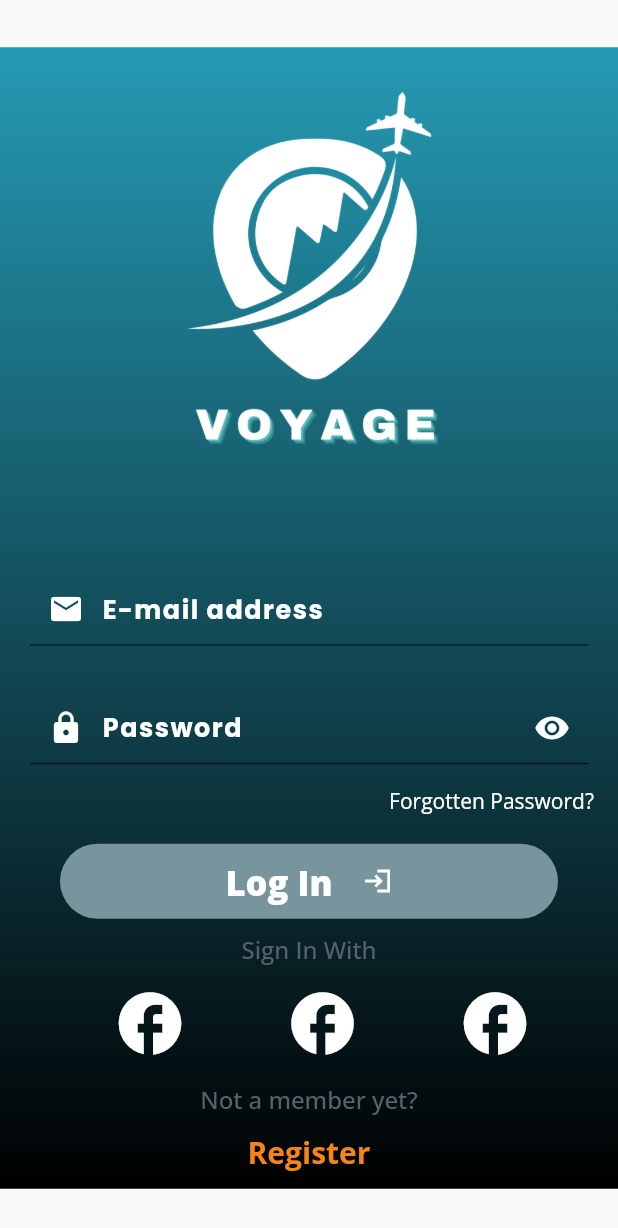
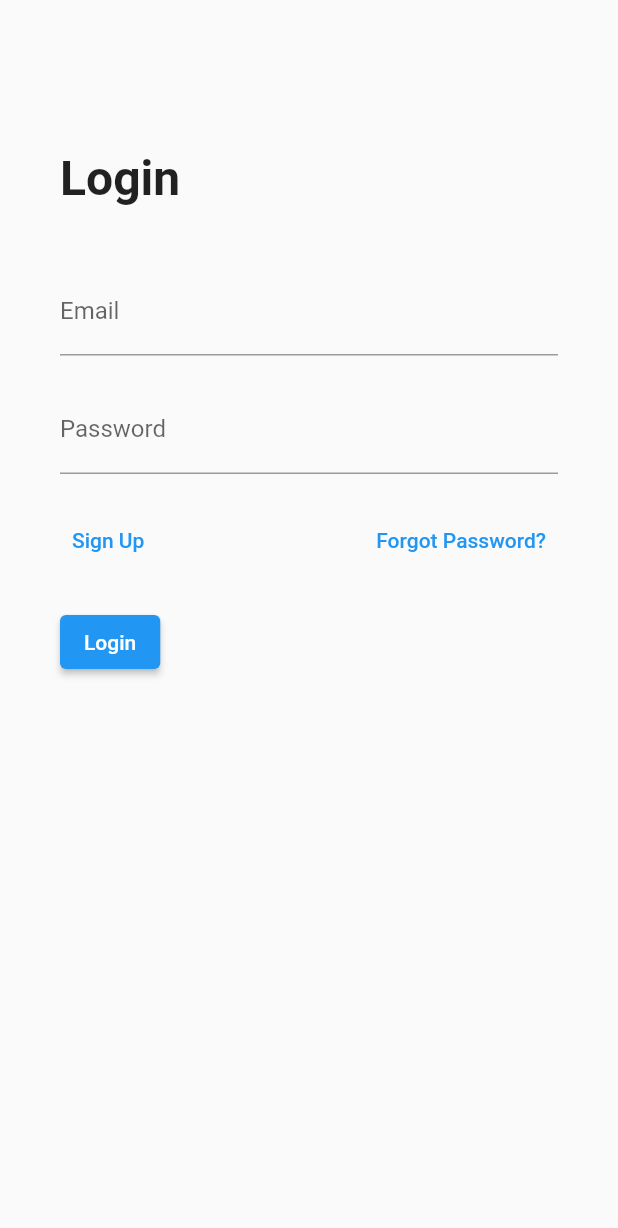
Before and after one commit to onurural/voyage, a Flutter app: the screen it shows after launch, on a phone screen of 412 x 824 dp. Shown: the top 1228 px of the screen. Run offline on Flutter 3.47's test engine with Material 2 defaults, Android fonts, the phone set to English and light mode, and no system bars; our stand-ins replace animated_text_kit, carousel_slider, email_validator, equatable, file_picker, firebase_analytics and 11 more; missing offline and left inert: document_scanner_flutter, flutter_animator, flutter_pdfview, pdf_render; accounts and stored records are empty.

Commit message:
adding new auth screens

```diff
--- a/lib/main.dart
+++ b/lib/main.dart
@@ -1,5 +1,6 @@
 import 'package:firebase_core/firebase_core.dart';
 import 'package:flutter/material.dart';
+import 'package:voyage/views/auth.dart';
 import 'package:voyage/views/log-in.view.dart';
 //import 'package:voyage/views/main-connector.dart';
 
@@ -26,7 +27,7 @@ class _MyAppState extends State<MyApp> {
   @override
   Widget build(BuildContext context) {
     return const MaterialApp(
-      home: LogInScreen()
+      home: AuthScreen()
       );
 
   }
--- /dev/null
+++ b/lib/ui-components/auth-components/log-in-widget.dart
@@ -0,0 +1,101 @@
+import 'package:flutter/material.dart';
+import 'package:email_validator/email_validator.dart';
+
+
+class LoginWidget extends StatefulWidget {
+  final Function(double) onNavigate;
+
+  LoginWidget(this.onNavigate);
+
+  @override
+  _LoginWidgetState createState() => _LoginWidgetState();
+}
+
+class _LoginWidgetState extends State<LoginWidget> {
+  final _formKey = GlobalKey<FormState>();
+  String _email = '';
+  String _password = '';
+
+  void _onSignUpButtonPressed() {
+    widget.onNavigate(0);
+  }
+
+  void _onForgotPasswordButtonPressed() {
+  widget.onNavigate(2);
+  }
+
+  void _onLoginButtonPressed() {
+    if (_formKey.currentState!.validate()) {
+      // Perform login action
+    }
+  }
+
+  @override
+  Widget build(BuildContext context) {
+    return SingleChildScrollView(
+      child: Container(
+        padding: EdgeInsets.symmetric(horizontal: 40, vertical: 100),
+        child: Column(
+          crossAxisAlignment: CrossAxisAlignment.start,
+          children: [
+            Text('Login', style: TextStyle(fontSize: 32, fontWeight: FontWeight.bold)),
+            SizedBox(height: 40),
+            Form(
+              key: _formKey,
+              child: Column(
+                children: [
+                  TextFormField(
+                    keyboardType: TextInputType.emailAddress,
+                    decoration: InputDecoration(labelText: 'Email'),
+                    onChanged: (value) => _email = value.trim(),
+                    validator: (value) {
+                      if (value == null || value.isEmpty) {
+                        return 'Please enter your email';
+                      } else if (!EmailValidator.validate(value)) {
+                        return 'Please enter a valid email';
+                      }
+                      return null;
+                    },
+                  ),
+                  SizedBox(height: 20),
+                  TextFormField(
+                    obscureText: true,
+                    decoration: InputDecoration(labelText: 'Password'),
+                    onChanged: (value) => _password = value,
+                    validator: (value) {
+                      if (value == null || value.isEmpty) {
+                        return 'Please enter your password';
+                      } else if (value.length < 6) {
+                        return 'Password must be at least 6 characters';
+                      }
+                      return null;
+                    },
+                  ),
+                ],
+              ),
+            ),
+            SizedBox(height: 20),
+            Row(
+              mainAxisAlignment: MainAxisAlignment.spaceBetween,
+              children: [
+                TextButton(
+                  onPressed: _onSignUpButtonPressed,
+                  child: Text('Sign Up'),
+                ),
+                TextButton(
+                  onPressed: _onForgotPasswordButtonPressed,
+                  child: Text('Forgot Password?'),
+                ),
+              ],
+            ),
+            SizedBox(height: 20),
+            ElevatedButton(
+              onPressed: _onLoginButtonPressed,
+              child: Text('Login'),
+            ),
+          ],
+        ),
+      ),
+    );
+  }
+}
--- /dev/null
+++ b/lib/views/auth.dart
@@ -0,0 +1,60 @@
+import 'package:flutter/cupertino.dart';
+import 'package:flutter/material.dart';
+import 'package:provider/provider.dart';
+
+import '../ui-components/auth-components/forget-password-widget.dart';
+import '../ui-components/auth-components/log-in-widget.dart';
+import '../ui-components/auth-components/sign-up-widget.dart';
+
+
+
+
+class AuthScreen extends StatefulWidget {
+  const AuthScreen({Key? key}) : super(key: key);
+
+  @override
+  State<AuthScreen> createState() => _AuthScreenState();
+}
+
+class _AuthScreenState extends State<AuthScreen> with TickerProviderStateMixin {
+  late PageController _pageController;
+
+  @override
+  void initState() {
+    super.initState();
+    _pageController = PageController(initialPage: 1);
+  }
+
+  @override
+  void dispose() {
+    _pageController.dispose();
+    super.dispose();
+  }
+
+  void _navigateTo(int pageIndex) {
+    _pageController.animateToPage(
+      pageIndex,
+      duration: Duration(milliseconds: 300),
+      curve: Curves.easeInOut,
+    );
+  }
+
+  @override
+  Widget build(BuildContext context) {
+    return Scaffold(
+      body: SafeArea(
+        child: PageView(
+          controller: _pageController,
+          physics: NeverScrollableScrollPhysics(),
+          children: [
+            SignupWidget( (index) => _navigateTo(index.toInt())),
+
+            LoginWidget( (index) => _navigateTo(index.toInt())),
+            ForgotPasswordWidget( ( index) => _navigateTo(index.toInt())),
+
+          ],
+        ),
+      ),
+    );
+  }
+}
--- a/pubspec.yaml
+++ b/pubspec.yaml
@@ -70,6 +70,8 @@ dependencies:
   flutter_settings_screens: ^0.3.3-null-safety+2
   flutter_animator: ^3.2.2
   logging: ^1.1.1
+  email_validator: ^2.0.1
+
 
 dev_dependencies:
   flutter_test:
```
Also changed, not shown: lib/ui-components/auth-components/forget-password-widget.dart (added, +73 -0 lines), lib/ui-components/auth-components/sign-up-widget.dart (added, +88 -0 lines), pubspec.lock.
